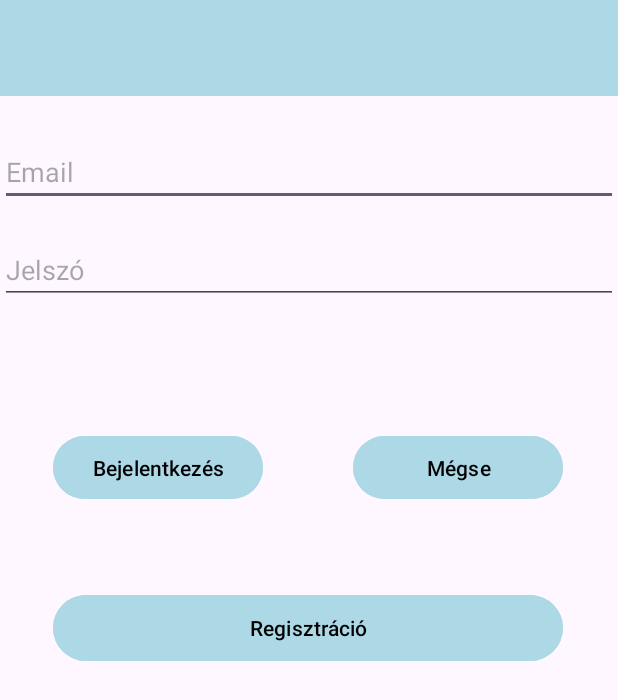
After one commit to toterik/TomegKozlekedes, an Android app: the LoginActivity screen opened directly, with no data from a screen before it, on a phone screen of 412 x 824 dp. The commit adds this screen. Shown: the top 700 px of the screen. Run offline under Robolectric (Android 15) with nearby library versions, the phone set to English and light mode, and no system bars; our stand-ins replace Firebase (no records; nobody signed in at launch, a user with empty details on screens opened directly).

Commit message:
Bejelentkezés implementáció, Az tud bejelentkezni, aki nincs blokkolva, és van megerősített email címje

```diff
--- a/app/src/main/AndroidManifest.xml
+++ b/app/src/main/AndroidManifest.xml
@@ -13,7 +13,10 @@
         android:theme="@style/Theme.TomegKozlekedesJelento"
         tools:targetApi="31">
         <activity
-            android:name=".RegisterActivity"
+            android:name=".LoginActivity"
+            android:exported="false" />
+        <activity
+            android:name=".RegistrationActivity"
             android:exported="false" />
         <activity
             android:name=".MainActivity"
--- /dev/null
+++ b/app/src/main/res/layout/activity_login.xml
@@ -0,0 +1,93 @@
+<?xml version="1.0" encoding="utf-8"?>
+<ScrollView
+    xmlns:android="http://schemas.android.com/apk/res/android"
+    xmlns:app="http://schemas.android.com/apk/res-auto"
+    android:layout_width="match_parent"
+    android:layout_height="match_parent">
+
+    <androidx.constraintlayout.widget.ConstraintLayout
+        android:layout_width="match_parent"
+        android:layout_height="wrap_content"
+        android:scrollbars="vertical">
+
+        <androidx.appcompat.widget.Toolbar
+            android:id="@+id/toolbar"
+            android:layout_width="match_parent"
+            android:layout_height="?attr/actionBarSize"
+            android:background="@color/lightblue"
+            android:elevation="4dp"
+            app:navigationIcon="@null"
+            app:layout_constraintTop_toTopOf="parent"/>
+
+        <EditText
+            android:id="@+id/email"
+            android:layout_width="match_parent"
+            android:layout_height="wrap_content"
+            android:layout_marginTop="92dp"
+            android:hint="@string/email"
+            android:inputType="textEmailAddress"
+            app:layout_constraintEnd_toEndOf="parent"
+            app:layout_constraintHorizontal_bias="0.0"
+            app:layout_constraintStart_toStartOf="parent"
+            app:layout_constraintTop_toTopOf="@id/toolbar" />
+
+        <EditText
+            android:id="@+id/password"
+            android:layout_width="match_parent"
+            android:layout_height="wrap_content"
+            android:hint="@string/password"
+            android:inputType="textPassword"
+            app:layout_constraintTop_toBottomOf="@id/email"
+            app:layout_constraintStart_toStartOf="parent"
+            app:layout_constraintEnd_toEndOf="parent"
+            android:layout_marginTop="20dp"/>
+
+        <Button
+            android:id="@+id/loginButton"
+            android:layout_width="140dp"
+            android:layout_height="50dp"
+            android:layout_marginTop="84dp"
+            android:backgroundTint="@color/lightblue"
+            android:onClick="login"
+            android:text="@string/login"
+            android:textColor="@color/black"
+            app:layout_constraintEnd_toEndOf="parent"
+            app:layout_constraintHorizontal_bias="0.0"
+            app:layout_constraintStart_toStartOf="@+id/registration"
+            app:layout_constraintTop_toBottomOf="@id/password"
+            app:layout_constraintWidth_percent="0.45" />
+
+        <Button
+            android:id="@+id/cancel_button"
+            android:layout_width="140dp"
+            android:layout_height="50dp"
+            android:layout_marginStart="7dp"
+            android:layout_marginTop="84dp"
+            android:backgroundTint="@color/lightblue"
+            android:onClick="cancel"
+            android:text="@string/cancel"
+            android:textColor="@color/black"
+            app:layout_constraintEnd_toEndOf="@+id/registration"
+            app:layout_constraintHorizontal_bias="1.0"
+
+            app:layout_constraintStart_toEndOf="@id/loginButton"
+            app:layout_constraintTop_toBottomOf="@id/password"
+            app:layout_constraintWidth_percent="0.45" />
+
+        <Button
+            android:id="@+id/registration"
+            android:layout_width="340dp"
+            android:layout_height="52dp"
+            android:layout_marginTop="56dp"
+            android:textColor="@color/black"
+            android:backgroundTint="@color/lightblue"
+            android:onClick="registration"
+            android:text="@string/register"
+            app:layout_constraintEnd_toEndOf="parent"
+            app:layout_constraintHorizontal_bias="0.493"
+            app:layout_constraintStart_toStartOf="parent"
+            app:layout_constraintTop_toBottomOf="@+id/loginButton" />
+
+
+    </androidx.constraintlayout.widget.ConstraintLayout>
+</ScrollView>
--- a/app/src/main/res/layout/activity_register.xml
+++ b/app/src/main/res/layout/activity_register.xml
@@ -8,7 +8,7 @@
         xmlns:tools="http://schemas.android.com/tools"
         android:layout_width="match_parent"
         android:layout_height="match_parent"
-        tools:context=".RegisterActivity"
+        tools:context=".RegistrationActivity"
         android:scrollbars="vertical">
 
         <androidx.appcompat.widget.Toolbar
@@ -72,7 +72,7 @@
                 android:id="@+id/registerButton"
                 android:layout_width="match_parent"
                 android:layout_height="80dp"
-                android:onClick="regisztracio"
+                android:onClick="registrationByEmailAndPassword"
                 android:backgroundTint="@color/lightblue"
                 android:textColor="@color/black"
                 android:text="Regisztráció" />
```
Also changed, not shown: app/src/main/java/szakdolgozat/tomegkozlekedesjelento/LoginActivity.java (added, +80 -0 lines), app/src/main/java/szakdolgozat/tomegkozlekedesjelento/MainActivity.java (+11 -2 lines), app/src/main/java/szakdolgozat/tomegkozlekedesjelento/RegistrationActivity.java (renamed from app/src/main/java/szakdolgozat/tomegkozlekedesjelento/RegisterActivity.java, +3 -14 lines), app/src/main/res/layout/activity_main.xml (+18 -6 lines).
